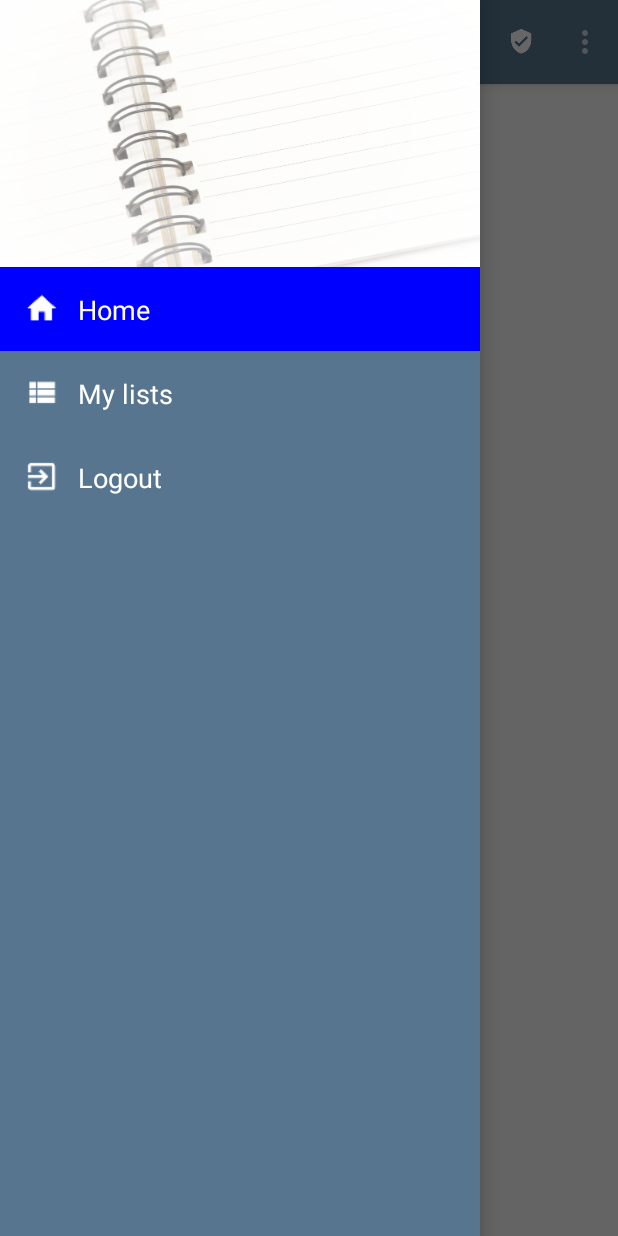
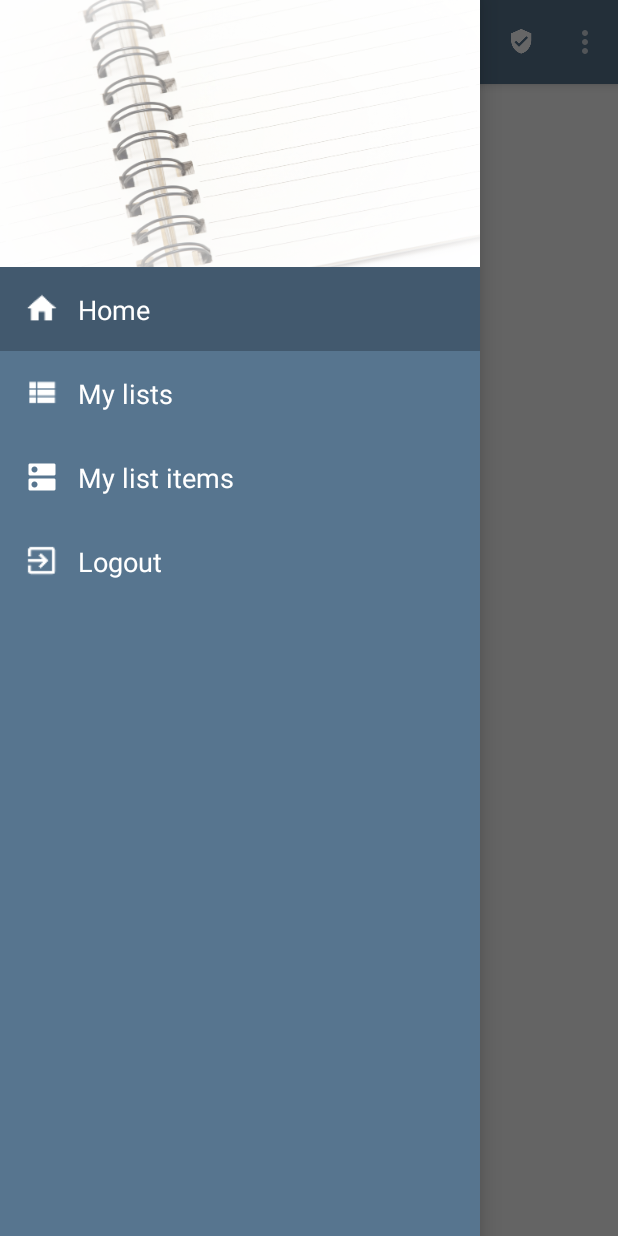
Before and after one commit to igortavares82/buylist.android, an Android app: the Home screen opened directly, with no data from a screen before it, after a tap on "Home", on a phone screen of 412 x 824 dp. Run offline under Robolectric (Android 15) with nearby library versions, the phone set to English and light mode, and no system bars; network calls fail; 1 other tap on this screen came first.

Commit message:
Padronização de nomenclatura e código

```diff
--- a/src/main/java/br/com/buylist/models/ProfileHolder.java
+++ b/src/main/java/br/com/buylist/models/ProfileHolder.java
@@ -1,57 +1,50 @@
 package br.com.buylist.models;
 
-import android.accounts.*;
-import android.content.DialogInterface;
-import android.content.Intent;
 import android.graphics.Color;
 import android.support.v7.widget.RecyclerView;
 import android.view.View;
 import android.widget.ImageView;
 import android.widget.LinearLayout;
 import android.widget.TextView;
-import android.widget.Toast;
 
 import br.com.buylist.R;
-import br.com.buylist.dao.AccountDao;
 import br.com.buylist.listeners.LogoutListener;
-import br.com.buylist.views.Login;
 
 /**
  * Created by Igor on 23/04/2016.
  */
 public class ProfileHolder extends RecyclerView.ViewHolder implements View.OnClickListener {
 
-    public int Holderid;
+    public int holderId;
     public TextView textView;
     public ImageView imageView;
-    public ImageView profile;
-    public TextView Name;
-    public TextView Email;
+    public TextView name;
+    public TextView email;
     public int menuId;
-
     private int type_view;
     private View.OnClickListener listener;
 
-    public ProfileHolder(View itemView, int ViewType, int TYPE_ITEM) { // Creating ViewHolder Constructor with View and viewType As a parameter
+    public ProfileHolder(View itemView, int ViewType, int TYPE_ITEM) {
 
         super(itemView);
         this.type_view = TYPE_ITEM;
 
         if(ViewType == TYPE_ITEM) {
 
+            textView = (TextView) itemView.findViewById(R.id.rowText);
+            imageView = (ImageView) itemView.findViewById(R.id.rowIcon);
 
+            LinearLayout linearLayout = (LinearLayout) textView.getParent();
+            linearLayout.setOnClickListener(this);
 
-            textView = (TextView) itemView.findViewById(R.id.rowText); // Creating TextView object with the id of textView from nv_drawer_row.xmlw.xml
-            imageView = (ImageView) itemView.findViewById(R.id.rowIcon);// Creating ImageView object with the id of ImageView from nv_drawer_row.xmlw.xml
-            textView.setOnClickListener(this);
-            Holderid = 1;                                               // setting holder id as 1 as the object being populated are of type item row
+            holderId = 1;
 
         } else {
 
-            Name = (TextView) itemView.findViewById(R.id.name);         // Creating Text View object from nv_drawer_headerwer_header.xml for name
-            Email = (TextView) itemView.findViewById(R.id.email);       // Creating Text View object from nv_drawer_headerwer_header.xml for email
-            //profile = (ImageView) itemView.findViewById(R.id.circleView);// Creating Image view object from nv_drawer_headerwer_header.xml for profile pic
-            Holderid = 0;                                                // Setting holder id = 0 as the object being populated are of type nv_drawer_header view
+            name = (TextView) itemView.findViewById(R.id.name);
+            email = (TextView) itemView.findViewById(R.id.email);
+
+            holderId = 0;
         }
     }
 
@@ -61,8 +54,10 @@ public class ProfileHolder extends RecyclerView.ViewHolder implements View.OnCli
 
             case 1:
             case 2:
+            case 3:
+
                 break;
-            case 3:
+            case 4:
 
                 this.listener = new LogoutListener();
                 break;
@@ -72,10 +67,18 @@ public class ProfileHolder extends RecyclerView.ViewHolder implements View.OnCli
     @Override
     public void onClick(View v) {
 
-        v.getParent().getParent();
+        RecyclerView recyclerView = (RecyclerView) v.getParent();
 
-        LinearLayout linearLayout = (LinearLayout) v.getParent();
-        linearLayout.setBackgroundColor(Color.BLUE);
+        for (int i = 0; i < recyclerView.getChildCount(); i++) {
+
+            if (recyclerView.getChildAt(i) instanceof LinearLayout) {
+
+                LinearLayout linearLayout = (LinearLayout) recyclerView.getChildAt(i);
+                linearLayout.setBackgroundColor(Color.TRANSPARENT);
+            }
+        }
+
+        v.setBackgroundColor(v.getContext().getResources().getColor(R.color.ColorPrimaryDark));
 
         this.bindListener();
 
--- a/src/main/java/br/com/buylist/views/Home.java
+++ b/src/main/java/br/com/buylist/views/Home.java
@@ -16,8 +16,13 @@ import br.com.buylist.R;
 public class Home extends ActionBarActivity {
 
     private Toolbar toolbar;
-    private String TITLES[] = { "Home", "My lists", "Logout" };
-    private int ICONS[] = { R.drawable.ic_home_white, R.drawable.ic_view_list_white, R.drawable.ic_exit_to_app_white  };
+    private String TITLES[] = { "Home", "My lists", "My list items", "Logout" };
+    private int ICONS[] = {
+            R.drawable.ic_home_white,
+            R.drawable.ic_view_list_white,
+            R.drawable.ic_dns_white,
+            R.drawable.ic_exit_to_app_white
+    };
 
     RecyclerView recycleView;
     RecyclerView.Adapter adapter;
--- a/src/main/java/br/com/buylist/views/NvDrawerHeader.java
+++ b/src/main/java/br/com/buylist/views/NvDrawerHeader.java
@@ -1,10 +1,12 @@
 package br.com.buylist.views;
 
 import android.content.Context;
+import android.graphics.Color;
 import android.support.v7.widget.RecyclerView;
 import android.view.LayoutInflater;
 import android.view.View;
 import android.view.ViewGroup;
+import android.widget.LinearLayout;
 
 import br.com.buylist.dao.AccountDao;
 import br.com.buylist.models.Account;
@@ -58,21 +60,22 @@ public class NvDrawerHeader extends RecyclerView.Adapter {
 
         ProfileHolder pHolder = (ProfileHolder) holder;
 
-        if(pHolder.Holderid == 1) { // as the list view is going to be called after the nv_drawer_header view so we decrement the
+        if(pHolder.holderId == 1) {
 
-            // position by 1 and pass it to the holder while setting the text and image
-            pHolder.textView.setText(titles[position - 1]); // Setting the Text with the array of our Titles
-            pHolder.imageView.setImageResource(icons[position - 1]);// Settimg the image with array of our icons
+            pHolder.textView.setText(titles[position - 1]);
+            pHolder.imageView.setImageResource(icons[position - 1]);
             pHolder.menuId = position;
+
+            if (position == 1)
+                holder.itemView.setBackgroundColor(holder.itemView.getContext().getResources().getColor(R.color.ColorPrimaryDark));
 
         } else {
 
             AccountDao accountDao = new AccountDao(this.context);
             Account account = accountDao.getAccount();
 
-            //pHolder.profile.setImageResource(profile);           // Similarly we set the resources for nv_drawer_header view
-            pHolder.Name.setText(account.getName());
-            pHolder.Email.setText(account.getEmail());
+            pHolder.name.setText(account.getName());
+            pHolder.email.setText(account.getEmail());
         }
     }
 
--- a/src/main/res/layout/home.xml
+++ b/src/main/res/layout/home.xml
@@ -13,7 +13,6 @@
         android:layout_width="match_parent"
         android:layout_height="match_parent"
         android:orientation="vertical">
-
 
         <include
             android:id="@+id/tool_bar"
```
Also changed, not shown: src/main/res/drawable-hdpi/ic_dns_white.png (added), src/main/res/drawable-mdpi/ic_dns_white.png (added), src/main/res/drawable-xhdpi/ic_dns_white.png (added), src/main/res/drawable-xxhdpi/ic_dns_white.png (added), 1 other file.
